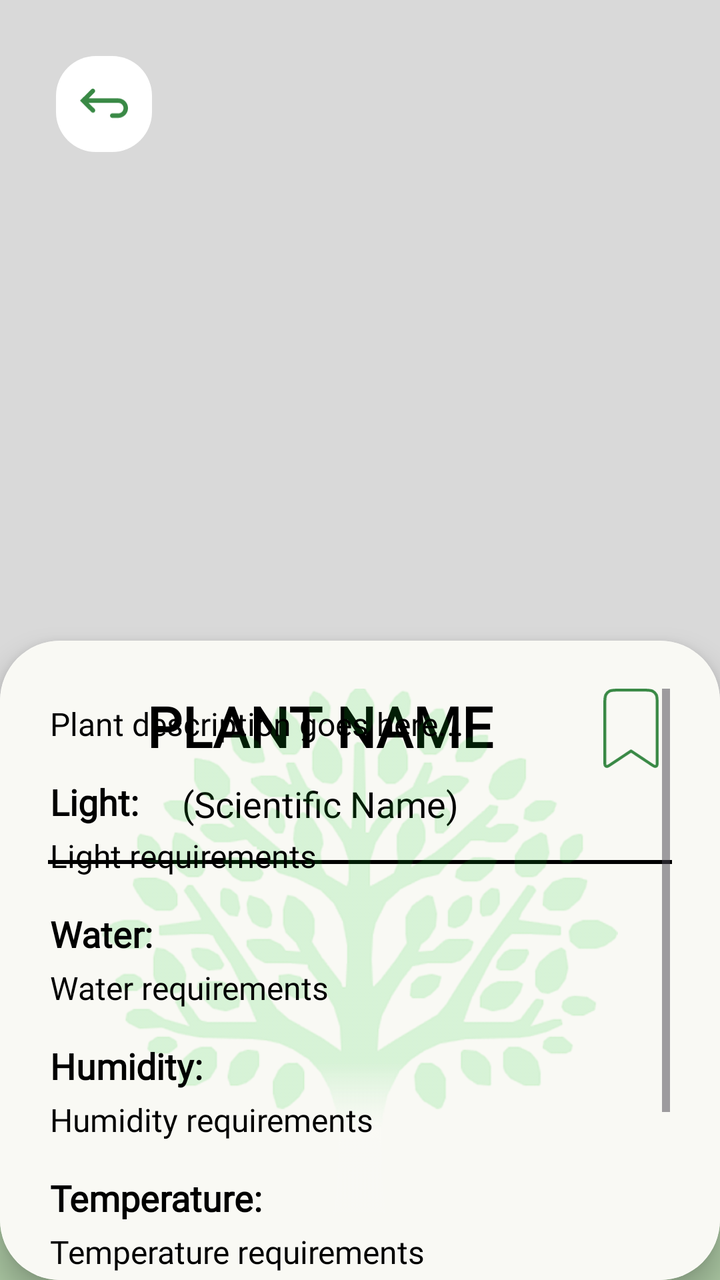
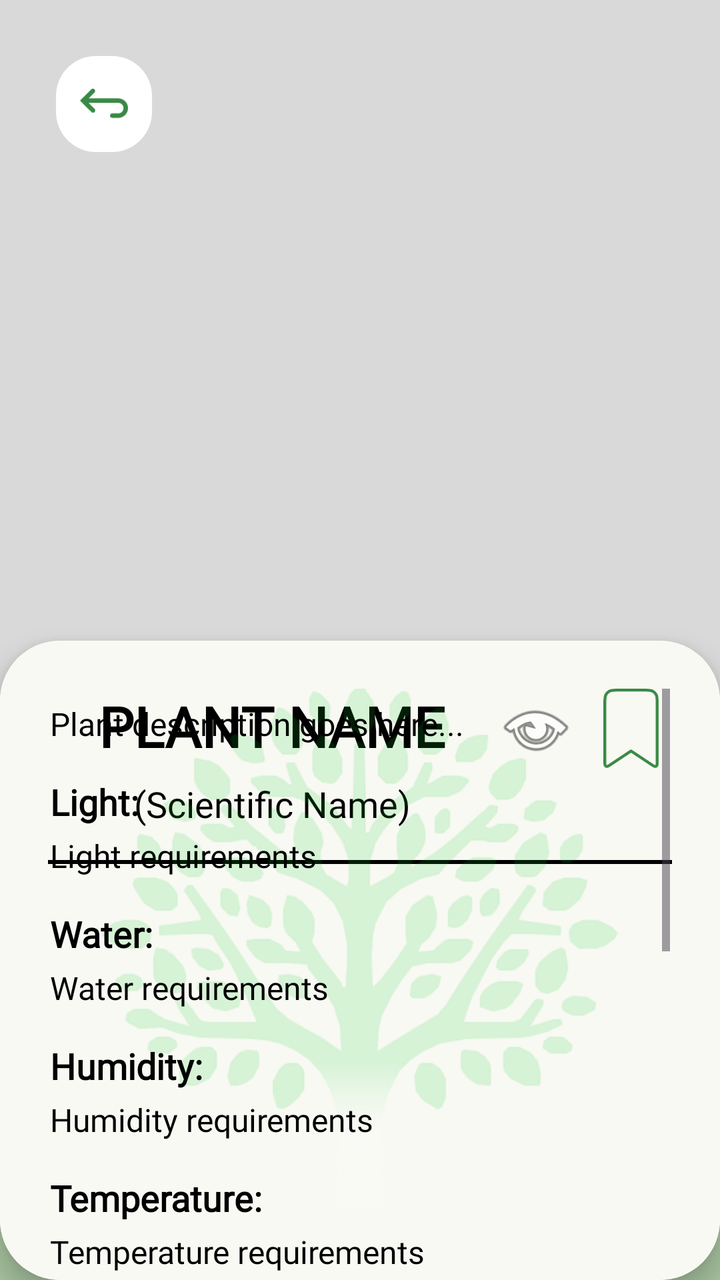

Compare the two renders of this Android layout. The source of the first and the diff that turns it into the second are given below.
<!-- AndroidManifest.xml: application theme Theme.Plantasya_MobileApp -->
<!-- res/layout/fragment_plant_details.xml -->
<?xml version="1.0" encoding="utf-8"?>
<androidx.constraintlayout.widget.ConstraintLayout xmlns:android="http://schemas.android.com/apk/res/android"
    xmlns:app="http://schemas.android.com/apk/res-auto"
    xmlns:tools="http://schemas.android.com/tools"
    android:layout_width="match_parent"
    android:layout_height="match_parent"
    android:background="#A8C4A0">

    <ImageView
        android:id="@+id/ivPlantDetail"
        android:layout_width="match_parent"
        android:layout_height="360dp"
        android:background="#D9D9D9"
        android:scaleType="centerCrop"
        app:layout_constraintEnd_toEndOf="parent"
        app:layout_constraintStart_toStartOf="parent"
        app:layout_constraintTop_toTopOf="parent" />

    <ImageButton
        android:id="@+id/btnBack"
        android:layout_width="48dp"
        android:layout_height="48dp"
        android:layout_marginStart="28dp"
        android:layout_marginTop="28dp"
        android:background="@drawable/bg_rounded"
        android:padding="12dp"
        android:scaleType="centerInside"
        android:src="@drawable/ic_back_button"
        app:layout_constraintStart_toStartOf="parent"
        app:layout_constraintTop_toTopOf="parent" />

    <androidx.cardview.widget.CardView
        android:layout_width="match_parent"
        android:layout_height="0dp"
        android:layout_marginTop="-40dp"
        app:cardCornerRadius="30dp"
        app:cardElevation="8dp"
        app:layout_constraintBottom_toBottomOf="parent"
        app:layout_constraintTop_toBottomOf="@+id/ivPlantDetail">

        <androidx.constraintlayout.widget.ConstraintLayout
            android:layout_width="match_parent"
            android:layout_height="match_parent"
            android:background="#F9F9F4"
            android:paddingTop="24dp">

            
            <TextView
                android:id="@+id/tvPlantNameDetail"
                android:layout_width="0dp"
                android:layout_height="wrap_content"
                android:layout_marginStart="24dp"
                android:fontFamily="@font/crimsontext_regular"
                android:gravity="center"
                android:text="PLANT NAME"
                android:textColor="@color/black"
                android:textSize="28sp"
                android:textStyle="bold"
                app:layout_constraintEnd_toStartOf="@+id/btnOwned"
                app:layout_constraintStart_toStartOf="parent"
                app:layout_constraintTop_toTopOf="parent" />

            <TextView
                android:id="@+id/tvScientificNameDetail"
                android:layout_width="wrap_content"
                android:layout_height="wrap_content"
                android:layout_marginTop="8dp"
                android:fontFamily="@font/crimsontext_regular"
                android:text="(Scientific Name)"
                android:textColor="@color/black"
                android:textSize="18sp"
                app:layout_constraintEnd_toEndOf="@+id/tvPlantNameDetail"
                app:layout_constraintStart_toStartOf="@+id/tvPlantNameDetail"
                app:layout_constraintTop_toBottomOf="@+id/tvPlantNameDetail" />

            <ImageButton
                android:id="@+id/btnOwned"
                android:layout_width="40dp"
                android:layout_height="40dp"
                android:layout_marginEnd="24dp"
                android:background="?attr/selectableItemBackgroundBorderless"
                android:scaleType="fitCenter"
                android:src="@drawable/ic_owned_plant"
                app:layout_constraintEnd_toEndOf="parent"
                app:layout_constraintTop_toTopOf="parent" />

            <View
                android:id="@+id/divider"
                android:layout_width="match_parent"
                android:layout_height="2dp"
                android:layout_marginStart="24dp"
                android:layout_marginTop="16dp"
                android:layout_marginEnd="24dp"
                android:background="@color/black"
                app:layout_constraintTop_toBottomOf="@+id/tvScientificNameDetail" />

            <ImageView
                android:id="@+id/imageViewWatermark"
                android:layout_width="match_parent"
                android:layout_height="300dp"
                android:scaleType="centerInside"
                app:layout_constraintBottom_toBottomOf="parent"
                app:layout_constraintTop_toTopOf="parent"
                android:src="@drawable/background_tree" />
            
            <ScrollView
                android:layout_width="match_parent"
                android:layout_height="350dp"
                android:layout_margin="25dp"
                app:layout_constraintBottom_toBottomOf="parent"
                app:layout_constraintEnd_toEndOf="@+id/imageViewWatermark"
                app:layout_constraintHorizontal_bias="0.48"
                app:layout_constraintStart_toStartOf="parent"
                app:layout_constraintTop_toTopOf="parent"
                app:layout_constraintVertical_bias="0.492">


                                            <LinearLayout
                                                android:layout_width="match_parent"
                                                android:layout_height="wrap_content"
                                                android:orientation="vertical"
                                                tools:layout_editor_absoluteX="25dp"
                                                tools:layout_editor_absoluteY="202dp">


                                                <TextView
                                                    android:id="@+id/lblDescription"
                                                    android:layout_width="wrap_content"
                                                    android:layout_height="wrap_content"
                                                    android:fontFamily="@font/crimsontext_regular"
                                                    android:text="Description"
                                                    android:textColor="@color/black"
                                                    android:textSize="18sp"
                                                    android:textStyle="bold"
                                                    app:layout_constraintStart_toStartOf="parent"
                                                    app:layout_constraintTop_toTopOf="parent" />

                                                <TextView
                                                    android:id="@+id/tvDescriptionDetail"
                                                    android:layout_width="match_parent"
                                                    android:layout_height="wrap_content"
                                                    android:fontFamily="@font/crimsontext_regular"
                                                    android:paddingTop="8dp"
                                                    android:text="Plant description goes here..."
                                                    android:textColor="@color/black"
                                                    android:textSize="16sp"
                                                    app:layout_constraintTop_toBottomOf="@+id/lblDescription" />

                                                <TextView
                                                    android:id="@+id/lblLight"
                                                    android:layout_width="wrap_content"
                                                    android:layout_height="wrap_content"
                                                    android:layout_marginTop="16dp"
                                                    android:fontFamily="@font/crimsontext_regular"
                                                    android:text="Light:"
                                                    android:textColor="@color/black"
                                                    android:textSize="18sp"
                                                    android:textStyle="bold"
                                                    app:layout_constraintStart_toStartOf="parent"
                                                    app:layout_constraintTop_toBottomOf="@+id/tvDescriptionDetail" />

                                                <TextView
                                                    android:id="@+id/tvLightDetail"
                                                    android:layout_width="match_parent"
                                                    android:layout_height="wrap_content"
                                                    android:fontFamily="@font/crimsontext_regular"
                                                    android:paddingTop="4dp"
                                                    android:text="Light requirements"
                                                    android:textColor="@color/black"
                                                    android:textSize="16sp"
                                                    app:layout_constraintTop_toBottomOf="@+id/lblLight" />

                                                <TextView
                                                    android:id="@+id/lblWater"
                                                    android:layout_width="wrap_content"
                                                    android:layout_height="wrap_content"
                                                    android:layout_marginTop="16dp"
                                                    android:fontFamily="@font/crimsontext_regular"
                                                    android:text="Water:"
                                                    android:textColor="@color/black"
                                                    android:textSize="18sp"
                                                    android:textStyle="bold"
                                                    app:layout_constraintStart_toStartOf="parent"
                                                    app:layout_constraintTop_toBottomOf="@+id/tvLightDetail" />

                                                <TextView
                                                    android:id="@+id/tvWaterDetail"
                                                    android:layout_width="match_parent"
                                                    android:layout_height="wrap_content"
                                                    android:fontFamily="@font/crimsontext_regular"
                                                    android:paddingTop="4dp"
                                                    android:text="Water requirements"
                                                    android:textColor="@color/black"
                                                    android:textSize="16sp"
                                                    app:layout_constraintTop_toBottomOf="@+id/lblWater" />

                                                <TextView
                                                    android:id="@+id/lblHumidity"
                                                    android:layout_width="wrap_content"
                                                    android:layout_height="wrap_content"
                                                    android:layout_marginTop="16dp"
                                                    android:fontFamily="@font/crimsontext_regular"
                                                    android:text="Humidity:"
                                                    android:textColor="@color/black"
                                                    android:textSize="18sp"
                                                    android:textStyle="bold"
                                                    app:layout_constraintStart_toStartOf="parent"
                                                    app:layout_constraintTop_toBottomOf="@+id/tvWaterDetail" />

                                                <TextView
                                                    android:id="@+id/tvHumidityDetail"
                                                    android:layout_width="match_parent"
                                                    android:layout_height="wrap_content"
                                                    android:fontFamily="@font/crimsontext_regular"
                                                    android:paddingTop="4dp"
                                                    android:text="Humidity requirements"
                                                    android:textColor="@color/black"
                                                    android:textSize="16sp"
                                                    app:layout_constraintTop_toBottomOf="@+id/lblHumidity" />

                                                <TextView
                                                    android:id="@+id/lblTemperature"
                                                    android:layout_width="wrap_content"
                                                    android:layout_height="wrap_content"
                                                    android:layout_marginTop="16dp"
                                                    android:fontFamily="@font/crimsontext_regular"
                                                    android:text="Temperature:"
                                                    android:textColor="@color/black"
                                                    android:textSize="18sp"
                                                    android:textStyle="bold"
                                                    app:layout_constraintStart_toStartOf="parent"
                                                    app:layout_constraintTop_toBottomOf="@+id/tvHumidityDetail" />

                                                <TextView
                                                    android:id="@+id/tvTemperatureDetail"
                                                    android:layout_width="match_parent"
                                                    android:layout_height="wrap_content"
                                                    android:fontFamily="@font/crimsontext_regular"
                                                    android:paddingTop="4dp"
                                                    android:text="Temperature requirements"
                                                    android:textColor="@color/black"
                                                    android:textSize="16sp"
                                                    app:layout_constraintTop_toBottomOf="@+id/lblTemperature" />

                                                <TextView
                                                    android:id="@+id/lblFertilizer"
                                                    android:layout_width="wrap_content"
                                                    android:layout_height="wrap_content"
                                                    android:layout_marginTop="16dp"
                                                    android:fontFamily="@font/crimsontext_regular"
                                                    android:text="Fertilizer:"
                                                    android:textColor="@color/black"
                                                    android:textSize="18sp"
                                                    android:textStyle="bold"
                                                    app:layout_constraintStart_toStartOf="parent"
                                                    app:layout_constraintTop_toBottomOf="@+id/tvTemperatureDetail" />

                                                <TextView
                                                    android:id="@+id/tvFertilizerDetail"
                                                    android:layout_width="match_parent"
                                                    android:layout_height="wrap_content"
                                                    android:fontFamily="@font/crimsontext_regular"
                                                    android:paddingTop="4dp"
                                                    android:text="Fertilizer requirements"
                                                    android:textColor="@color/black"
                                                    android:textSize="16sp"
                                                    app:layout_constraintTop_toBottomOf="@+id/lblFertilizer" />

                                                <TextView
                                                    android:id="@+id/lblToxicity"
                                                    android:layout_width="wrap_content"
                                                    android:layout_height="wrap_content"
                                                    android:layout_marginTop="16dp"
                                                    android:fontFamily="@font/crimsontext_regular"
                                                    android:text="Toxicity:"
                                                    android:textColor="@color/black"
                                                    android:textSize="18sp"
                                                    android:textStyle="bold"
                                                    app:layout_constraintStart_toStartOf="parent"
                                                    app:layout_constraintTop_toBottomOf="@+id/tvFertilizerDetail" />

                                                <TextView
                                                    android:id="@+id/tvToxicityDetail"
                                                    android:layout_width="match_parent"
                                                    android:layout_height="wrap_content"
                                                    android:fontFamily="@font/crimsontext_regular"
                                                    android:paddingTop="4dp"
                                                    android:text="Toxicity info"
                                                    android:textColor="@color/black"
                                                    android:textSize="16sp"
                                                    app:layout_constraintTop_toBottomOf="@+id/lblToxicity" />

                                                <TextView
                                                    android:id="@+id/lblVariations"
                                                    android:layout_width="wrap_content"
                                                    android:layout_height="wrap_content"
                                                    android:layout_marginTop="16dp"
                                                    android:fontFamily="@font/crimsontext_regular"
                                                    android:text="Variations:"
                                                    android:textColor="@color/black"
                                                    android:textSize="18sp"
                                                    android:textStyle="bold" />

                                                <TextView
                                                    android:id="@+id/tvVariationsDetail"
                                                    android:layout_width="match_parent"
                                                    android:layout_height="wrap_content"
                                                    android:fontFamily="@font/crimsontext_regular"
                                                    android:paddingTop="4dp"
                                                    android:text="Click to see variations"
                                                    android:textColor="@color/btn_c"
                                                    android:textSize="16sp"
                                                    android:textStyle="italic"
                                                    android:clickable="true"
                                                    android:focusable="true"
                                                    android:background="?attr/selectableItemBackground" />

                                            </LinearLayout>
            </ScrollView>

        </androidx.constraintlayout.widget.ConstraintLayout>
    </androidx.cardview.widget.CardView>

</androidx.constraintlayout.widget.ConstraintLayout>
<!-- resources referenced by this layout -->
<resources>
  <color name="black">#FF000000</color>
  <color name="btn_c">#398945</color>
  <!-- drawable background_tree: png bitmap (drawable, 96836 bytes) -->
  <!-- drawable bg_rounded (drawable) -->
  <?xml version="1.0" encoding="utf-8"?>
  <shape xmlns:android="http://schemas.android.com/apk/res/android"
      android:shape="rectangle">
  
      <solid
          android:color="@color/white"
          />
      <corners
          android:radius="20dp"/>
  
  </shape>
  <!-- drawable ic_back_button (drawable) -->
  <vector xmlns:android="http://schemas.android.com/apk/res/android"
      android:width="30dp"
      android:height="19dp"
      android:viewportWidth="30"
      android:viewportHeight="19">
    <path
        android:pathData="M5.381,8.871L9.075,12.565C9.213,12.694 9.324,12.849 9.401,13.021C9.478,13.194 9.519,13.38 9.522,13.569C9.526,13.758 9.491,13.945 9.42,14.12C9.349,14.295 9.244,14.455 9.111,14.588C8.977,14.722 8.818,14.827 8.643,14.898C8.468,14.968 8.28,15.003 8.092,15C7.903,14.997 7.716,14.955 7.544,14.878C7.371,14.801 7.216,14.691 7.088,14.552L0.994,8.459L0,7.465L0.994,6.471L7.088,0.377C7.354,0.129 7.707,-0.006 8.071,0C8.435,0.007 8.783,0.154 9.041,0.412C9.298,0.67 9.446,1.017 9.452,1.381C9.459,1.746 9.323,2.098 9.075,2.365L5.381,6.059H23.906C25.522,6.059 27.072,6.701 28.215,7.843C29.358,8.986 30,10.536 30,12.152C30,13.769 29.358,15.319 28.215,16.461C27.072,17.604 25.522,18.246 23.906,18.246H20.156C19.783,18.246 19.426,18.098 19.162,17.834C18.898,17.571 18.75,17.213 18.75,16.84C18.75,16.467 18.898,16.109 19.162,15.846C19.426,15.582 19.783,15.434 20.156,15.434H23.906C24.777,15.434 25.611,15.088 26.226,14.473C26.842,13.857 27.188,13.023 27.188,12.152C27.188,11.282 26.842,10.448 26.226,9.832C25.611,9.217 24.777,8.871 23.906,8.871H5.381Z"
        android:fillColor="#398945"
        android:fillType="evenOdd"/>
  </vector>
  <!-- drawable ic_owned_plant (drawable) -->
  <vector xmlns:android="http://schemas.android.com/apk/res/android"
      android:width="20dp"
      android:height="28dp"
      android:viewportWidth="20"
      android:viewportHeight="28">
    <path
        android:strokeWidth="1"
        android:pathData="M0.5,5.371C0.5,3.666 0.5,2.814 0.833,2.162C1.125,1.589 1.592,1.124 2.167,0.832C2.82,0.5 3.674,0.5 5.384,0.5H13.93C15.64,0.5 16.494,0.5 17.148,0.832C17.722,1.124 18.189,1.589 18.482,2.162C18.814,2.814 18.814,3.666 18.814,5.371V25.624C18.814,26.364 18.814,26.734 18.66,26.937C18.594,27.025 18.508,27.097 18.411,27.149C18.313,27.201 18.206,27.232 18.095,27.238C17.84,27.253 17.532,27.048 16.916,26.638L9.657,21.811L2.399,26.637C1.782,27.048 1.474,27.253 1.217,27.238C1.107,27.231 1,27.201 0.903,27.149C0.805,27.097 0.721,27.024 0.654,26.937C0.5,26.734 0.5,26.364 0.5,25.624V5.371Z"
        android:strokeLineJoin="round"
        android:fillColor="#00000000"
        android:strokeColor="#398945"
        android:strokeLineCap="round"/>
  </vector>
  <style name="Theme.Plantasya_MobileApp" parent="Base.Theme.Plantasya_MobileApp" />
  <color name="white">#FFFFFFFF</color>
  <style name="Base.Theme.Plantasya_MobileApp" parent="Theme.Material3.DayNight.NoActionBar">
          
          
      </style>
</resources>

<!-- the commit's change to res/layout/fragment_plant_details.xml (unified diff, before → after) -->
@@ -56,7 +56,7 @@
                 android:textColor="@color/black"
                 android:textSize="28sp"
                 android:textStyle="bold"
-                app:layout_constraintEnd_toStartOf="@+id/btnOwned"
+                app:layout_constraintEnd_toStartOf="@+id/btnView3D"
                 app:layout_constraintStart_toStartOf="parent"
                 app:layout_constraintTop_toTopOf="parent" />
 
@@ -72,6 +72,17 @@
                 app:layout_constraintEnd_toEndOf="@+id/tvPlantNameDetail"
                 app:layout_constraintStart_toStartOf="@+id/tvPlantNameDetail"
                 app:layout_constraintTop_toBottomOf="@+id/tvPlantNameDetail" />
+
+            <ImageButton
+                android:id="@+id/btnView3D"
+                android:layout_width="40dp"
+                android:layout_height="40dp"
+                android:layout_marginEnd="8dp"
+                android:background="?attr/selectableItemBackgroundBorderless"
+                android:scaleType="fitCenter"
+                android:src="@android:drawable/ic_menu_view"
+                app:layout_constraintEnd_toStartOf="@+id/btnOwned"
+                app:layout_constraintTop_toTopOf="@+id/btnOwned" />
 
             <ImageButton
                 android:id="@+id/btnOwned"
@@ -266,6 +277,91 @@
                                                     android:textSize="16sp"
                                                     app:layout_constraintTop_toBottomOf="@+id/lblFertilizer" />
 
+                                                
+                                                <TextView
+                                                    android:id="@+id/lblHeight"
+                                                    android:layout_width="wrap_content"
+                                                    android:layout_height="wrap_content"
+                                                    android:layout_marginTop="16dp"
+                                                    android:fontFamily="@font/crimsontext_regular"
+                                                    android:text="Height Range:"
+                                                    android:textColor="@color/black"
+                                                    android:textSize="18sp"
+                                                    android:textStyle="bold" />
+
+                                                <TextView
+                                                    android:id="@+id/tvHeightRangeDetail"
+                                                    android:layout_width="match_parent"
+                                                    android:layout_height="wrap_content"
+                                                    android:fontFamily="@font/crimsontext_regular"
+                                                    android:paddingTop="4dp"
+                                                    android:text="Height range info"
+                                                    android:textColor="@color/black"
+                                                    android:textSize="16sp" />
+
+                                                <TextView
+                                                    android:id="@+id/lblSpace"
+                                                    android:layout_width="wrap_content"
+                                                    android:layout_height="wrap_content"
+                                                    android:layout_marginTop="16dp"
+                                                    android:fontFamily="@font/crimsontext_regular"
+                                                    android:text="Space occupancy:"
+                                                    android:textColor="@color/black"
+                                                    android:textSize="18sp"
+                                                    android:textStyle="bold" />
+
+                                                <TextView
+                                                    android:id="@+id/tvSpaceOccupancyDetail"
+                                                    android:layout_width="match_parent"
+                                                    android:layout_height="wrap_content"
+                                                    android:fontFamily="@font/crimsontext_regular"
+                                                    android:paddingTop="4dp"
+                                                    android:text="Space occupancy info"
+                                                    android:textColor="@color/black"
+                                                    android:textSize="16sp" />
+
+                                                <TextView
+                                                    android:id="@+id/lblSoil"
+                                                    android:layout_width="wrap_content"
+                                                    android:layout_height="wrap_content"
+                                                    android:layout_marginTop="16dp"
+                                                    android:fontFamily="@font/crimsontext_regular"
+                                                    android:text="Soil recommendation:"
+                                                    android:textColor="@color/black"
+                                                    android:textSize="18sp"
+                                                    android:textStyle="bold" />
+
+                                                <TextView
+                                                    android:id="@+id/tvSoilDetail"
+                                                    android:layout_width="match_parent"
+                                                    android:layout_height="wrap_content"
+                                                    android:fontFamily="@font/crimsontext_regular"
+                                                    android:paddingTop="4dp"
+                                                    android:text="Soil recommendation info"
+                                                    android:textColor="@color/black"
+                                                    android:textSize="16sp" />
+
+                                                <TextView
+                                                    android:id="@+id/lblPlantUse"
+                                                    android:layout_width="wrap_content"
+                                                    android:layout_height="wrap_content"
+                                                    android:layout_marginTop="16dp"
+                                                    android:fontFamily="@font/crimsontext_regular"
+                                                    android:text="Plant use:"
+                                                    android:textColor="@color/black"
+                                                    android:textSize="18sp"
+                                                    android:textStyle="bold" />
+
+                                                <TextView
+                                                    android:id="@+id/tvPlantUseDetail"
+                                                    android:layout_width="match_parent"
+                                                    android:layout_height="wrap_content"
+                                                    android:fontFamily="@font/crimsontext_regular"
+                                                    android:paddingTop="4dp"
+                                                    android:text="Plant use info"
+                                                    android:textColor="@color/black"
+                                                    android:textSize="16sp" />
+
                                                 <TextView
                                                     android:id="@+id/lblToxicity"
                                                     android:layout_width="wrap_content"
<!-- resource entries referenced after the edit -->
@@ -44,7 +44,9 @@
   <color name="white">#FFFFFFFF</color>
   <style name="Base.Theme.Plantasya_MobileApp" parent="Theme.Material3.DayNight.NoActionBar">
           
-          
+          <item name="android:windowLayoutInDisplayCutoutMode">shortEdges</item>
+          <item name="android:statusBarColor">@android:color/transparent</item>
+          <item name="android:navigationBarColor">@android:color/transparent</item>
       </style>
 </resources>
 
